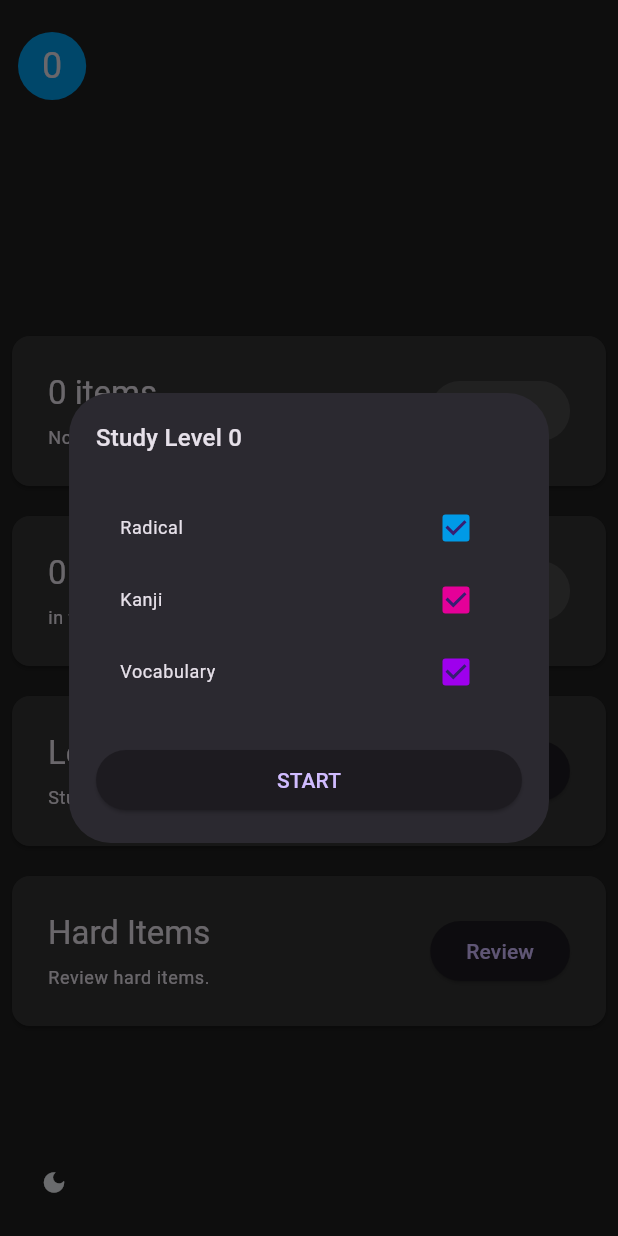
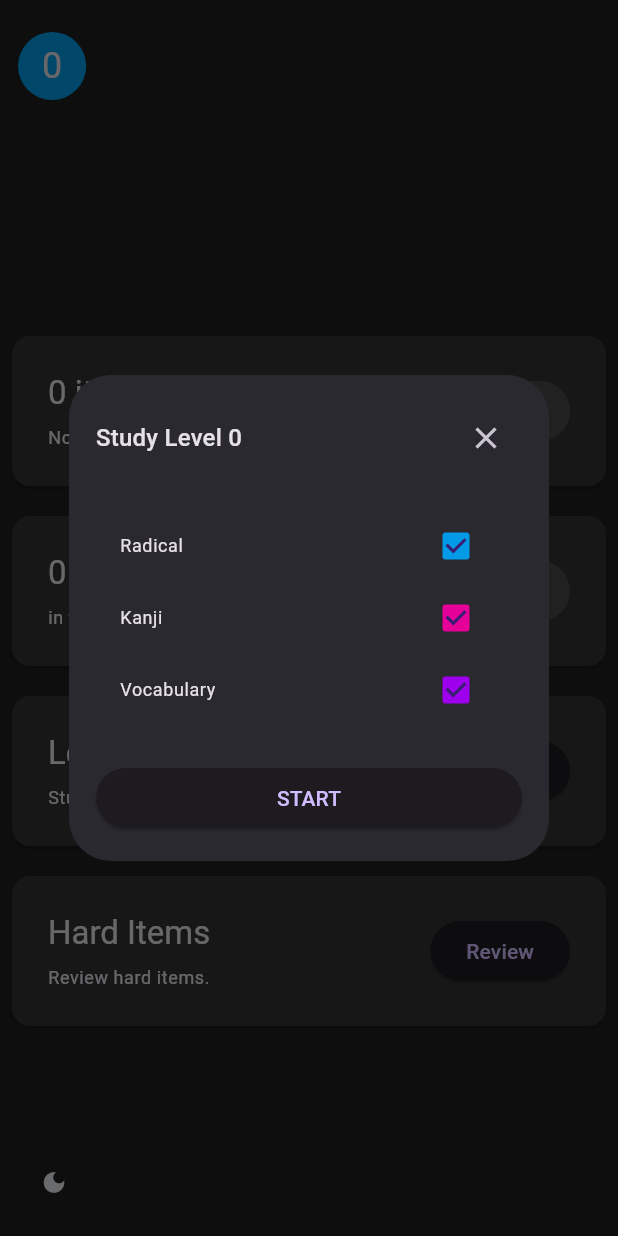
Before and after one commit to xamantra/mockani, a Flutter app: the HomeScreen screen opened by its route, after a tap on "Study", on a phone screen of 412 x 824 dp. Run offline on Flutter 3.47's test engine with Material 2 defaults, Android fonts, the phone set to English and light mode, and no system bars; our stand-ins replace auto_size_text, shared_preferences, url_strategy; missing offline and left inert: auto_size_text_field, jovial_svg, kana_kit, string_similarity; accounts and stored records are empty; network calls fail.

Commit message:
level study dialog now dismissable

```diff
--- a/lib/src/screens/reviews/review_level.dart
+++ b/lib/src/screens/reviews/review_level.dart
@@ -34,7 +34,7 @@ class _ReviewLevelWidgetState extends State<ReviewLevelWidget> {
             : () {
                 showDialog<List<String>>(
                   context: context,
-                  barrierDismissible: false,
+                  barrierDismissible: true,
                   builder: (_) => _TypeSelectionDialog(
                     levels: [widget.user.data.level],
                     selectedTypes: selectedTypes,
@@ -86,7 +86,7 @@ class _ReviewLevelWidgetState extends State<ReviewLevelWidget> {
                       onPressed: () {
                         showDialog<List<String>>(
                           context: context,
-                          barrierDismissible: false,
+                          barrierDismissible: true,
                           builder: (_) => _TypeSelectionDialog(
                             levels: [widget.user.data.level],
                             selectedTypes: selectedTypes,
@@ -142,9 +142,20 @@ class _TypeSelectionDialogState extends State<_TypeSelectionDialog> {
           crossAxisAlignment: CrossAxisAlignment.start,
           mainAxisSize: MainAxisSize.min,
           children: [
-            Text(
-              "Study Level ${widget.levels.join(', ')}",
-              style: Theme.of(context).textTheme.titleMedium,
+            Row(
+              children: [
+                Text(
+                  "Study Level ${widget.levels.join(', ')}",
+                  style: Theme.of(context).textTheme.titleMedium,
+                ),
+                const Spacer(),
+                IconButton(
+                  onPressed: () {
+                    Navigator.pop(context);
+                  },
+                  icon: const Icon(Icons.close),
+                ),
+              ],
             ),
             const SizedBox(height: 24),
             CheckboxListTile(
```
